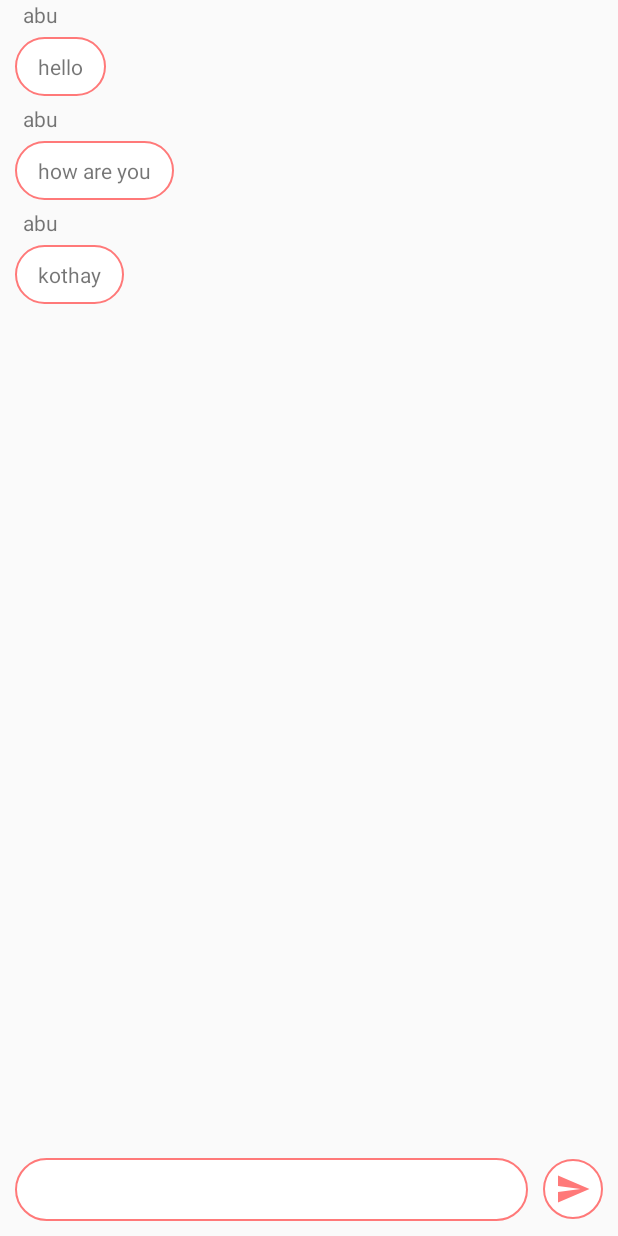
After one commit to SifatTaj/scrimp, an Android app: the ChatActivity screen opened directly, with no data from a screen before it, on a phone screen of 412 x 824 dp. The commit adds this screen. Run offline under Robolectric (Android 15) with nearby library versions, the phone set to English and light mode, and no system bars.

Commit message:
Chat mock

```diff
--- a/app/build.gradle
+++ b/app/build.gradle
@@ -4,7 +4,7 @@ android {
     compileSdkVersion 28
     defaultConfig {
         applicationId "com.scrimpapp.scrimp"
-        minSdkVersion 16
+        minSdkVersion 17
         targetSdkVersion 28
         versionCode 1
         versionName "1.0"
--- a/app/src/main/AndroidManifest.xml
+++ b/app/src/main/AndroidManifest.xml
@@ -7,9 +7,7 @@
          location permissions for the 'MyLocation' functionality.
     -->
     <uses-permission android:name="android.permission.ACCESS_FINE_LOCATION" />
-
     <uses-permission android:name="android.permission.INTERNET" />
-
     <uses-permission android:name="android.permission.WRITE_EXTERNAL_STORAGE" />
 
     <application
@@ -19,7 +17,8 @@
         android:roundIcon="@mipmap/ic_launcher_round"
         android:supportsRtl="true"
         android:theme="@style/AppTheme">
-        <activity android:name=".UserProfileActivity"></activity>
+        <activity android:name=".ChatActivity"></activity>
+        <activity android:name=".UserProfileActivity" />
         <!--
              The API key for Google Maps-based APIs is defined as a string resource.
              (See the file "res/values/google_maps_api.xml").
--- /dev/null
+++ b/app/src/main/java/com/scrimpapp/scrimp/ChatActivity.java
@@ -0,0 +1,54 @@
+package com.scrimpapp.scrimp;
+
+import androidx.appcompat.app.AppCompatActivity;
+
+import android.os.Bundle;
+import android.view.View;
+import android.widget.Button;
+import android.widget.EditText;
+import android.widget.ImageButton;
+import android.widget.ListView;
+
+import com.scrimpapp.scrimp.model.ChatInfo;
+import com.scrimpapp.scrimp.util.ChatBubbleAdapter;
+
+import java.util.ArrayList;
+import java.util.List;
+
+public class ChatActivity extends AppCompatActivity {
+
+    EditText etChatBox;
+    ListView lvChats;
+    ImageButton btSend;
+
+    ArrayList<ChatInfo> chatInfos;
+    ChatBubbleAdapter chatBubbleAdapter;
+
+    @Override
+    protected void onCreate(Bundle savedInstanceState) {
+        super.onCreate(savedInstanceState);
+        setContentView(R.layout.activity_chat);
+
+        etChatBox = findViewById(R.id.etChat);
+        lvChats = findViewById(R.id.lvChat);
+        btSend = findViewById(R.id.btSendChat);
+
+        chatInfos = new ArrayList<>();
+
+        chatInfos.add(new ChatInfo("hello", "", "abu", false));
+        chatInfos.add(new ChatInfo("how are you", "", "abu", false));
+        chatInfos.add(new ChatInfo("kothay", "", "abu", false));
+
+        chatBubbleAdapter = new ChatBubbleAdapter(this, chatInfos);
+        lvChats.setAdapter(chatBubbleAdapter);
+
+        btSend.setOnClickListener(new View.OnClickListener() {
+            @Override
+            public void onClick(View v) {
+                chatInfos.add(new ChatInfo(etChatBox.getText().toString(), "", "abu", true));
+                chatBubbleAdapter.notifyDataSetChanged();
+                etChatBox.setText("");
+            }
+        });
+    }
+}
--- a/app/src/main/java/com/scrimpapp/scrimp/MainActivity.java
+++ b/app/src/main/java/com/scrimpapp/scrimp/MainActivity.java
@@ -9,7 +9,7 @@ import android.widget.Button;
 public class MainActivity extends AppCompatActivity {
 
     Button btSubscriber;
-    Button btSignUp, btLogin, btHome;
+    Button btSignUp, btLogin, btHome, btChat;
 
     @Override
     protected void onCreate(Bundle savedInstanceState) {
@@ -20,6 +20,7 @@ public class MainActivity extends AppCompatActivity {
         btSignUp = findViewById(R.id.btSignUpPage);
         btLogin = findViewById(R.id.btLoginPage);
         btHome = findViewById(R.id.btHomePage);
+        btChat = findViewById(R.id.btChat);
 
         btSubscriber.setOnClickListener(new View.OnClickListener() {
             @Override
@@ -51,5 +52,12 @@ public class MainActivity extends AppCompatActivity {
             }
         });
 
+        btChat.setOnClickListener(new View.OnClickListener() {
+            @Override
+            public void onClick(View v) {
+                startActivity(new Intent(getApplicationContext(), ChatActivity.class));
+            }
+        });
+
     }
 }
--- a/app/src/main/java/com/scrimpapp/scrimp/SignupActivity.java
+++ b/app/src/main/java/com/scrimpapp/scrimp/SignupActivity.java
@@ -15,7 +15,7 @@ import com.google.firebase.auth.AuthResult;
 import com.google.firebase.auth.FirebaseAuth;
 import com.google.firebase.auth.FirebaseAuthUserCollisionException;
 import com.google.firebase.firestore.FirebaseFirestore;
-import com.scrimpapp.scrimp.models.User;
+import com.scrimpapp.scrimp.model.User;
 
 import java.util.HashMap;
 import java.util.Map;
--- /dev/null
+++ b/app/src/main/java/com/scrimpapp/scrimp/model/ChatInfo.java
@@ -0,0 +1,15 @@
+package com.scrimpapp.scrimp.model;
+
+public class ChatInfo {
+    public String msg;
+    public String userId;
+    public String name;
+    public boolean sender;
+
+    public ChatInfo(String msg, String userId, String name, boolean sender) {
+        this.msg = msg;
+        this.userId = userId;
+        this.name = name;
+        this.sender = sender;
+    }
+}
--- a/app/src/main/java/com/scrimpapp/scrimp/models/User.java
+++ b/app/src/main/java/com/scrimpapp/scrimp/model/User.java
@@ -1,4 +1,4 @@
-package com.scrimpapp.scrimp.models;
+package com.scrimpapp.scrimp.model;
 
 public class User {
     String name;
--- /dev/null
+++ b/app/src/main/java/com/scrimpapp/scrimp/util/ChatBubbleAdapter.java
@@ -0,0 +1,56 @@
+package com.scrimpapp.scrimp.util;
+
+import android.app.Activity;
+import android.view.LayoutInflater;
+import android.view.View;
+import android.view.ViewGroup;
+import android.widget.ArrayAdapter;
+import android.widget.TextView;
+
+import com.scrimpapp.scrimp.R;
+import com.scrimpapp.scrimp.model.ChatInfo;
+
+import java.lang.reflect.Array;
+import java.util.ArrayList;
+
+public class ChatBubbleAdapter extends ArrayAdapter {
+
+
+    private final Activity context;
+
+    private final ArrayList<ChatInfo> chatInfos;
+
+    public ChatBubbleAdapter(Activity context, ArrayList<ChatInfo> chatInfos){
+
+        super(context, R.layout.chat_bubble , chatInfos);
+        this.context=context;
+        this.chatInfos = chatInfos;
+    }
+
+    public View getView(int position, View view, ViewGroup parent) {
+        ChatInfo chatInfo = chatInfos.get(position);
+        if(!chatInfo.sender) {
+            LayoutInflater inflater=context.getLayoutInflater();
+            View rowView=inflater.inflate(R.layout.chat_bubble, null,true);
+
+            TextView name = rowView.findViewById(R.id.tvBubbleName);
+            TextView msg = rowView.findViewById(R.id.tvBubbleMsg);
+
+            name.setText(chatInfo.name);
+            msg.setText(chatInfo.msg);
+
+            return rowView;
+        }
+        else {
+            LayoutInflater inflater=context.getLayoutInflater();
+            View rowView=inflater.inflate(R.layout.chat_bubble_sender, null,true);
+
+            TextView msg = rowView.findViewById(R.id.tvSenderBubbleMsg);
+
+            msg.setText(chatInfo.msg);
+
+            return rowView;
+        }
+
+    }
+}
--- /dev/null
+++ b/app/src/main/res/drawable/ic_send_black_24dp.xml
@@ -0,0 +1,5 @@
+<vector android:height="24dp" android:tint="#FF7979"
+    android:viewportHeight="24.0" android:viewportWidth="24.0"
+    android:width="24dp" xmlns:android="http://schemas.android.com/apk/res/android">
+    <path android:fillColor="#FF000000" android:pathData="M2.01,21L23,12 2.01,3 2,10l15,2 -15,2z"/>
+</vector>
--- /dev/null
+++ b/app/src/main/res/layout/activity_chat.xml
@@ -0,0 +1,49 @@
+<?xml version="1.0" encoding="utf-8"?>
+<LinearLayout xmlns:android="http://schemas.android.com/apk/res/android"
+    xmlns:app="http://schemas.android.com/apk/res-auto"
+    xmlns:tools="http://schemas.android.com/tools"
+    android:orientation="vertical"
+    android:layout_width="match_parent"
+    android:layout_height="match_parent"
+    tools:context=".ChatActivity">
+
+    <ListView
+        android:divider="@null"
+        android:id="@+id/lvChat"
+        android:layout_weight="10"
+        android:layout_width="match_parent"
+        android:layout_height="match_parent">
+
+    </ListView>
+
+    <LinearLayout
+        android:layout_gravity="center_vertical"
+        android:orientation="horizontal"
+        android:layout_weight="1"
+        android:layout_width="match_parent"
+        android:layout_height="wrap_content">
+
+        <EditText
+            android:id="@+id/etChat"
+            android:paddingHorizontal="10dp"
+            android:paddingVertical="12dp"
+            android:layout_gravity="center_vertical"
+            android:layout_weight="1"
+            android:layout_marginHorizontal="10dp"
+            android:layout_marginVertical="10dp"
+            android:background="@drawable/text_input_border"
+            android:layout_width="match_parent"
+            android:layout_height="wrap_content"/>
+
+        <ImageButton
+            android:id="@+id/btSendChat"
+            android:layout_marginRight="10dp"
+            android:layout_gravity="center_vertical"
+            android:background="@drawable/text_input_border"
+            android:src="@drawable/ic_send_black_24dp"
+            android:layout_width="40dp"
+            android:layout_height="40dp" />
+
+    </LinearLayout>
+
+</LinearLayout>
--- a/app/src/main/res/layout/activity_main.xml
+++ b/app/src/main/res/layout/activity_main.xml
@@ -33,4 +33,10 @@
         android:layout_height="wrap_content"
         android:text="Home" />
 
+    <Button
+        android:id="@+id/btChat"
+        android:layout_width="wrap_content"
+        android:layout_height="wrap_content"
+        android:text="Chat" />
+
 </LinearLayout>
--- /dev/null
+++ b/app/src/main/res/layout/chat_bubble.xml
@@ -0,0 +1,24 @@
+<?xml version="1.0" encoding="utf-8"?>
+<RelativeLayout xmlns:android="http://schemas.android.com/apk/res/android"
+    android:layout_width="wrap_content" android:layout_height="wrap_content">
+
+    <TextView
+        android:id="@+id/tvBubbleName"
+        android:layout_marginHorizontal="15dp"
+        android:text="Name"
+        android:layout_width="wrap_content"
+        android:layout_height="wrap_content" />
+
+    <TextView
+        android:layout_below="@+id/tvBubbleName"
+        android:id="@+id/tvBubbleMsg"
+        android:layout_marginVertical="5dp"
+        android:layout_marginHorizontal="10dp"
+        android:background="@drawable/text_input_border"
+        android:paddingHorizontal="15dp"
+        android:paddingVertical="10dp"
+        android:text="Hellowwww"
+        android:layout_width="wrap_content"
+        android:layout_height="wrap_content" />
+
+</RelativeLayout>
--- /dev/null
+++ b/app/src/main/res/layout/chat_bubble_sender.xml
@@ -0,0 +1,19 @@
+<?xml version="1.0" encoding="utf-8"?>
+<RelativeLayout xmlns:android="http://schemas.android.com/apk/res/android"
+    android:layout_width="wrap_content" android:layout_height="wrap_content">
+
+    <TextView
+        android:layout_alignParentRight="true"
+        android:textColor="@color/white"
+        android:textAlignment="textEnd"
+        android:id="@+id/tvSenderBubbleMsg"
+        android:layout_marginVertical="5dp"
+        android:layout_marginHorizontal="10dp"
+        android:background="@drawable/button_background"
+        android:paddingHorizontal="15dp"
+        android:paddingVertical="10dp"
+        android:text="Hellowwww"
+        android:layout_width="wrap_content"
+        android:layout_height="wrap_content" />
+
+</RelativeLayout>
--- a/app/src/main/res/values/colors.xml
+++ b/app/src/main/res/values/colors.xml
@@ -1,6 +1,7 @@
 <?xml version="1.0" encoding="utf-8"?>
 <resources>
     <color name="colorPrimary">#FF7979</color>
+    <color name="white">#FFFFFF</color>
     <color name="colorPrimaryDark">#292b3d</color>
     <color name="grayLight">#fafafa</color>
     <color name="startBlue">#09c6df</color>
```
